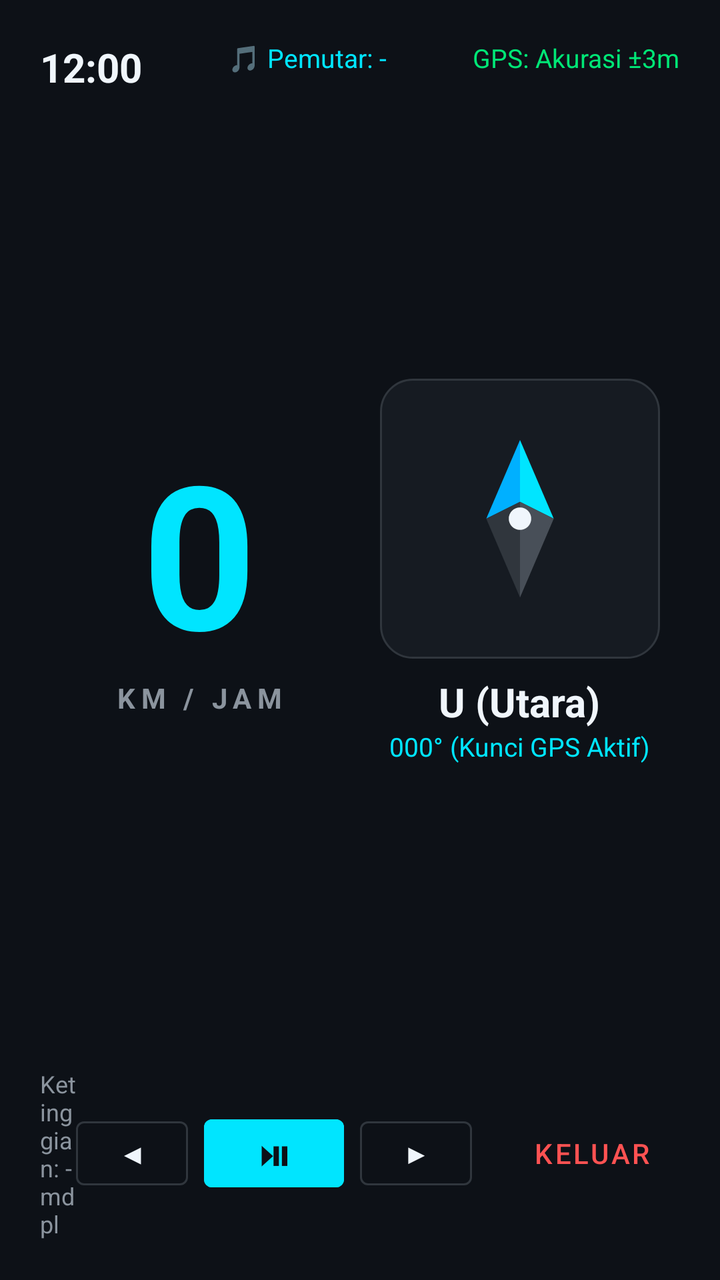
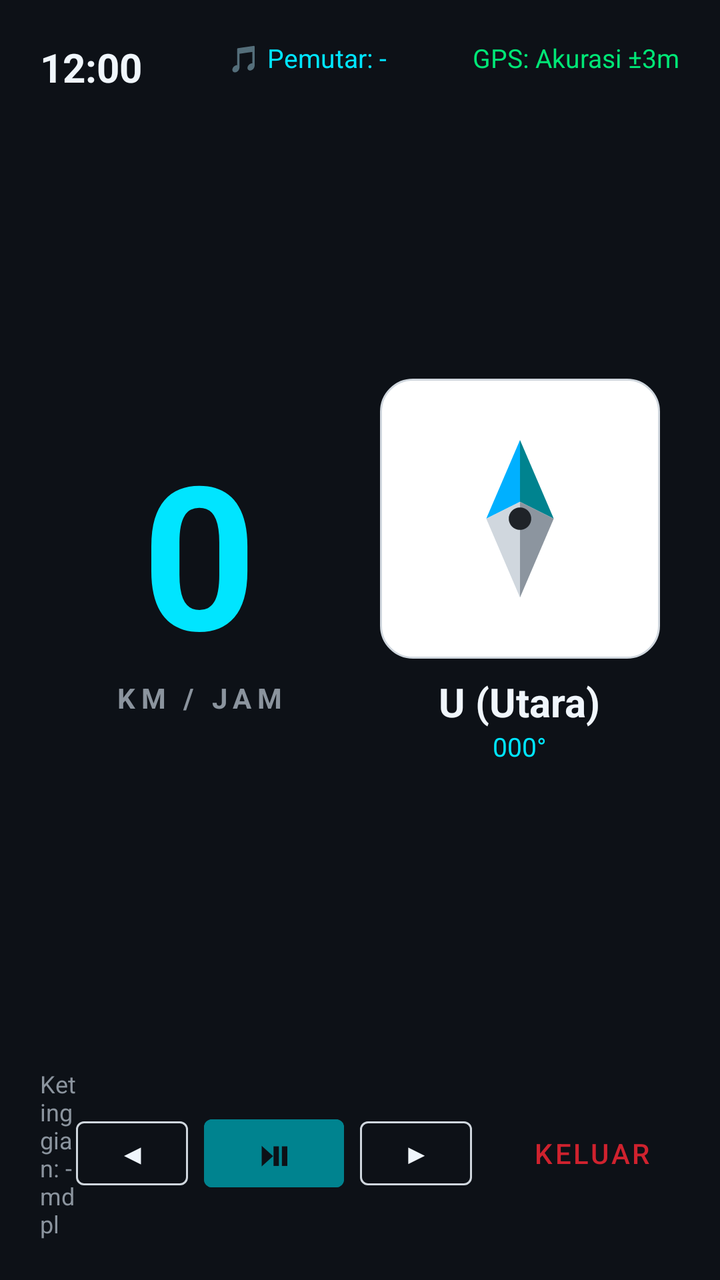

Before-and-after screenshots of an Android layout around one commit, followed by the original layout XML and the change that was made.
<!-- AndroidManifest.xml: application theme Theme.MotoCompanion -->
<!-- res/layout/activity_hud.xml -->
<?xml version="1.0" encoding="utf-8"?>
<androidx.constraintlayout.widget.ConstraintLayout xmlns:android="http://schemas.android.com/apk/res/android"
    xmlns:app="http://schemas.android.com/apk/res-auto"
    android:layout_width="match_parent"
    android:layout_height="match_parent"
    android:background="@color/bg_dark"
    android:keepScreenOn="true"
    android:padding="20dp">

    
    <TextView
        android:id="@+id/tvHudClock"
        android:layout_width="wrap_content"
        android:layout_height="wrap_content"
        android:text="12:00"
        android:textColor="@color/text_primary"
        android:textSize="20sp"
        android:textStyle="bold"
        app:layout_constraintStart_toStartOf="parent"
        app:layout_constraintTop_toTopOf="parent" />

    <TextView
        android:id="@+id/tvActivePlayerHud"
        android:layout_width="wrap_content"
        android:layout_height="wrap_content"
        android:text="🎵 Pemutar: -"
        android:textColor="@color/accent_cyan"
        android:textSize="13sp"
        app:layout_constraintEnd_toStartOf="@+id/tvGpsAccuracy"
        app:layout_constraintStart_toEndOf="@+id/tvHudClock"
        app:layout_constraintTop_toTopOf="parent" />

    <TextView
        android:id="@+id/tvGpsAccuracy"
        android:layout_width="wrap_content"
        android:layout_height="wrap_content"
        android:text="GPS: Akurasi ±3m"
        android:textColor="@color/accent_green"
        android:textSize="13sp"
        app:layout_constraintEnd_toEndOf="parent"
        app:layout_constraintTop_toTopOf="parent" />

    
    <LinearLayout
        android:id="@+id/layoutSpeedometer"
        android:layout_width="0dp"
        android:layout_height="wrap_content"
        android:gravity="center"
        android:orientation="vertical"
        app:layout_constraintBottom_toTopOf="@+id/layoutBottomBar"
        app:layout_constraintEnd_toStartOf="@+id/layoutCompass"
        app:layout_constraintStart_toStartOf="parent"
        app:layout_constraintTop_toBottomOf="@+id/tvHudClock">

        <TextView
            android:id="@+id/tvSpeedValue"
            android:layout_width="wrap_content"
            android:layout_height="wrap_content"
            android:includeFontPadding="false"
            android:text="0"
            android:textColor="@color/accent_cyan"
            android:textSize="100sp"
            android:textStyle="bold" />

        <TextView
            android:layout_width="wrap_content"
            android:layout_height="wrap_content"
            android:letterSpacing="0.2"
            android:text="KM / JAM"
            android:textColor="@color/text_secondary"
            android:textSize="14sp"
            android:textStyle="bold" />
    </LinearLayout>

    
    <LinearLayout
        android:id="@+id/layoutCompass"
        android:layout_width="0dp"
        android:layout_height="wrap_content"
        android:gravity="center"
        android:orientation="vertical"
        app:layout_constraintBottom_toTopOf="@+id/layoutBottomBar"
        app:layout_constraintEnd_toEndOf="parent"
        app:layout_constraintStart_toEndOf="@+id/layoutSpeedometer"
        app:layout_constraintTop_toBottomOf="@+id/tvGpsAccuracy">

        
        <FrameLayout
            android:layout_width="140dp"
            android:layout_height="140dp"
            android:background="@drawable/bg_rounded_card">

            <ImageView
                android:id="@+id/ivCompassNeedle"
                android:layout_width="90dp"
                android:layout_height="90dp"
                android:layout_gravity="center"
                android:contentDescription="Arah Kompas"
                android:src="@drawable/ic_compass_needle" />
        </FrameLayout>

        
        <TextView
            android:id="@+id/tvCardinalDirection"
            android:layout_width="wrap_content"
            android:layout_height="wrap_content"
            android:layout_marginTop="8dp"
            android:text="U (Utara)"
            android:textColor="@color/text_primary"
            android:textSize="20sp"
            android:textStyle="bold" />

        <TextView
            android:id="@+id/tvBearingDegrees"
            android:layout_width="wrap_content"
            android:layout_height="wrap_content"
            android:text="000° (Kunci GPS Aktif)"
            android:textColor="@color/accent_cyan"
            android:textSize="13sp" />
    </LinearLayout>

    
    <LinearLayout
        android:id="@+id/layoutBottomBar"
        android:layout_width="match_parent"
        android:layout_height="wrap_content"
        android:gravity="center_vertical"
        android:orientation="horizontal"
        app:layout_constraintBottom_toBottomOf="parent"
        app:layout_constraintEnd_toEndOf="parent"
        app:layout_constraintStart_toStartOf="parent">

        <TextView
            android:id="@+id/tvAltitude"
            android:layout_width="0dp"
            android:layout_height="wrap_content"
            android:layout_weight="1"
            android:text="Ketinggian: - mdpl"
            android:textColor="@color/text_secondary"
            android:textSize="12sp" />

        
        <LinearLayout
            android:layout_width="wrap_content"
            android:layout_height="wrap_content"
            android:gravity="center"
            android:orientation="horizontal">

            <Button
                android:id="@+id/btnHudPrev"
                style="@style/Widget.MaterialComponents.Button.OutlinedButton"
                android:layout_width="56dp"
                android:layout_height="44dp"
                android:layout_marginEnd="8dp"
                android:text="◀"
                android:textColor="@color/text_primary"
                app:strokeColor="@color/border_color" />

            <Button
                android:id="@+id/btnHudPlayPause"
                android:layout_width="70dp"
                android:layout_height="46dp"
                android:backgroundTint="@color/accent_cyan"
                android:text="⏯"
                android:textColor="@color/bg_dark"
                android:textSize="16sp"
                android:textStyle="bold" />

            <Button
                android:id="@+id/btnHudNext"
                style="@style/Widget.MaterialComponents.Button.OutlinedButton"
                android:layout_width="56dp"
                android:layout_height="44dp"
                android:layout_marginStart="8dp"
                android:text="▶"
                android:textColor="@color/text_primary"
                app:strokeColor="@color/border_color" />
        </LinearLayout>

        <Button
            android:id="@+id/btnCloseHud"
            style="@style/Widget.MaterialComponents.Button.TextButton"
            android:layout_width="wrap_content"
            android:layout_height="wrap_content"
            android:layout_marginStart="16dp"
            android:text="Keluar"
            android:textColor="@color/accent_red" />
    </LinearLayout>

</androidx.constraintlayout.widget.ConstraintLayout>
<!-- resources referenced by this layout -->
<resources>
  <color name="accent_cyan">#00E5FF</color>
  <color name="accent_green">#00E676</color>
  <color name="accent_red">#FF5252</color>
  <color name="bg_dark">#0D1117</color>
  <color name="border_color">#30363D</color>
  <color name="text_primary">#F0F6FC</color>
  <color name="text_secondary">#8B949E</color>
  <!-- drawable bg_rounded_card (drawable) -->
  <?xml version="1.0" encoding="utf-8"?>
  <shape xmlns:android="http://schemas.android.com/apk/res/android">
      <solid android:color="@color/bg_card" />
      <corners android:radius="16dp" />
      <stroke android:width="1dp" android:color="@color/border_color" />
  </shape>
  <!-- drawable ic_compass_needle (drawable) -->
  <?xml version="1.0" encoding="utf-8"?>
  <vector xmlns:android="http://schemas.android.com/apk/res/android"
      android:width="64dp"
      android:height="64dp"
      android:viewportWidth="64"
      android:viewportHeight="64">
      
      <path
          android:fillColor="@color/accent_cyan"
          android:pathData="M32,4 L44,32 L32,26 Z" />
      
      <path
          android:fillColor="#00B0FF"
          android:pathData="M32,4 L20,32 L32,26 Z" />
      
      <path
          android:fillColor="@color/text_muted"
          android:pathData="M32,60 L44,32 L32,26 Z" />
      <path
          android:fillColor="@color/border_color"
          android:pathData="M32,60 L20,32 L32,26 Z" />
      
      <path
          android:fillColor="@color/text_primary"
          android:pathData="M32,32m-4,0a4,4 0,1 1,8 0a4,4 0,1 1,-8 0" />
  </vector>
  <style name="Theme.MotoCompanion" parent="Theme.MaterialComponents.DayNight.NoActionBar">
          <item name="colorPrimary">@color/accent_cyan</item>
          <item name="colorPrimaryVariant">@color/accent_cyan</item>
          <item name="colorOnPrimary">@color/bg_dark</item>
          <item name="colorSecondary">@color/accent_green</item>
          <item name="colorSecondaryVariant">@color/accent_amber</item>
          <item name="colorOnSecondary">@color/bg_dark</item>
          <item name="android:statusBarColor">@color/bg_dark</item>
          <item name="android:navigationBarColor">@color/bg_dark</item>
          <item name="android:windowBackground">@color/bg_dark</item>
      </style>
  <color name="bg_card">#161B22</color>
  <color name="text_muted">#484F58</color>
  <color name="accent_amber">#FFB300</color>
</resources>

<!-- the commit's change to res/layout/activity_hud.xml (unified diff, before → after) -->
@@ -3,7 +3,7 @@
     xmlns:app="http://schemas.android.com/apk/res-auto"
     android:layout_width="match_parent"
     android:layout_height="match_parent"
-    android:background="@color/bg_dark"
+    android:background="@color/hud_bg"
     android:keepScreenOn="true"
     android:padding="20dp">
 
@@ -13,7 +13,7 @@
         android:layout_width="wrap_content"
         android:layout_height="wrap_content"
         android:text="12:00"
-        android:textColor="@color/text_primary"
+        android:textColor="@color/hud_text_primary"
         android:textSize="20sp"
         android:textStyle="bold"
         app:layout_constraintStart_toStartOf="parent"
@@ -24,7 +24,7 @@
         android:layout_width="wrap_content"
         android:layout_height="wrap_content"
         android:text="🎵 Pemutar: -"
-        android:textColor="@color/accent_cyan"
+        android:textColor="@color/hud_accent_cyan"
         android:textSize="13sp"
         app:layout_constraintEnd_toStartOf="@+id/tvGpsAccuracy"
         app:layout_constraintStart_toEndOf="@+id/tvHudClock"
@@ -35,7 +35,7 @@
         android:layout_width="wrap_content"
         android:layout_height="wrap_content"
         android:text="GPS: Akurasi ±3m"
-        android:textColor="@color/accent_green"
+        android:textColor="@color/hud_accent_green"
         android:textSize="13sp"
         app:layout_constraintEnd_toEndOf="parent"
         app:layout_constraintTop_toTopOf="parent" />
@@ -58,7 +58,7 @@
             android:layout_height="wrap_content"
             android:includeFontPadding="false"
             android:text="0"
-            android:textColor="@color/accent_cyan"
+            android:textColor="@color/hud_accent_cyan"
             android:textSize="100sp"
             android:textStyle="bold" />
 
@@ -66,8 +66,8 @@
             android:layout_width="wrap_content"
             android:layout_height="wrap_content"
             android:letterSpacing="0.2"
-            android:text="KM / JAM"
-            android:textColor="@color/text_secondary"
+            android:text="@string/hud_speed_unit"
+            android:textColor="@color/hud_text_secondary"
             android:textSize="14sp"
             android:textStyle="bold" />
     </LinearLayout>
@@ -95,7 +95,7 @@
                 android:layout_width="90dp"
                 android:layout_height="90dp"
                 android:layout_gravity="center"
-                android:contentDescription="Arah Kompas"
+                android:contentDescription="Compass Needle"
                 android:src="@drawable/ic_compass_needle" />
         </FrameLayout>
 
@@ -106,7 +106,7 @@
             android:layout_height="wrap_content"
             android:layout_marginTop="8dp"
             android:text="U (Utara)"
-            android:textColor="@color/text_primary"
+            android:textColor="@color/hud_text_primary"
             android:textSize="20sp"
             android:textStyle="bold" />
 
@@ -114,8 +114,8 @@
             android:id="@+id/tvBearingDegrees"
             android:layout_width="wrap_content"
             android:layout_height="wrap_content"
-            android:text="000° (Kunci GPS Aktif)"
-            android:textColor="@color/accent_cyan"
+            android:text="000°"
+            android:textColor="@color/hud_accent_cyan"
             android:textSize="13sp" />
     </LinearLayout>
 
@@ -136,7 +136,7 @@
             android:layout_height="wrap_content"
             android:layout_weight="1"
             android:text="Ketinggian: - mdpl"
-            android:textColor="@color/text_secondary"
+            android:textColor="@color/hud_text_secondary"
             android:textSize="12sp" />
 
         
@@ -153,7 +153,7 @@
                 android:layout_height="44dp"
                 android:layout_marginEnd="8dp"
                 android:text="◀"
-                android:textColor="@color/text_primary"
+                android:textColor="@color/hud_text_primary"
                 app:strokeColor="@color/border_color" />
 
             <Button
@@ -162,7 +162,7 @@
                 android:layout_height="46dp"
                 android:backgroundTint="@color/accent_cyan"
                 android:text="⏯"
-                android:textColor="@color/bg_dark"
+                android:textColor="#0D1117"
                 android:textSize="16sp"
                 android:textStyle="bold" />
 
@@ -173,7 +173,7 @@
                 android:layout_height="44dp"
                 android:layout_marginStart="8dp"
                 android:text="▶"
-                android:textColor="@color/text_primary"
+                android:textColor="@color/hud_text_primary"
                 app:strokeColor="@color/border_color" />
         </LinearLayout>
 
@@ -183,7 +183,7 @@
             android:layout_width="wrap_content"
             android:layout_height="wrap_content"
             android:layout_marginStart="16dp"
-            android:text="Keluar"
+            android:text="@string/hud_exit"
             android:textColor="@color/accent_red" />
     </LinearLayout>
 
<!-- resource entries referenced after the edit -->
@@ -1,12 +1,17 @@
 <!-- resources referenced by this layout -->
 <resources>
-  <color name="accent_cyan">#00E5FF</color>
-  <color name="accent_green">#00E676</color>
-  <color name="accent_red">#FF5252</color>
-  <color name="bg_dark">#0D1117</color>
-  <color name="border_color">#30363D</color>
-  <color name="text_primary">#F0F6FC</color>
-  <color name="text_secondary">#8B949E</color>
+  <color name="accent_cyan">#00838F</color>
+  <color name="accent_green">#1A7F37</color>
+  <color name="accent_red">#CF222E</color>
+  <color name="bg_dark">#F4F6F9</color>
+  <color name="border_color">#D0D7DE</color>
+  <color name="hud_accent_cyan">#00E5FF</color>
+  <color name="hud_accent_green">#00E676</color>
+  <color name="hud_bg">#0D1117</color>
+  <color name="hud_text_primary">#F0F6FC</color>
+  <color name="hud_text_secondary">#8B949E</color>
+  <color name="text_primary">#1F2328</color>
+  <color name="btn_text_on_cyan">#FFFFFF</color>
   <!-- drawable bg_rounded_card (drawable) -->
   <?xml version="1.0" encoding="utf-8"?>
   <shape xmlns:android="http://schemas.android.com/apk/res/android">
@@ -41,19 +46,23 @@
           android:fillColor="@color/text_primary"
           android:pathData="M32,32m-4,0a4,4 0,1 1,8 0a4,4 0,1 1,-8 0" />
   </vector>
+  <string name="hud_exit">Keluar</string>
+  <string name="hud_speed_unit">KM / JAM</string>
   <style name="Theme.MotoCompanion" parent="Theme.MaterialComponents.DayNight.NoActionBar">
           <item name="colorPrimary">@color/accent_cyan</item>
           <item name="colorPrimaryVariant">@color/accent_cyan</item>
-          <item name="colorOnPrimary">@color/bg_dark</item>
+          <item name="colorOnPrimary">@color/btn_text_on_cyan</item>
           <item name="colorSecondary">@color/accent_green</item>
           <item name="colorSecondaryVariant">@color/accent_amber</item>
           <item name="colorOnSecondary">@color/bg_dark</item>
           <item name="android:statusBarColor">@color/bg_dark</item>
           <item name="android:navigationBarColor">@color/bg_dark</item>
           <item name="android:windowBackground">@color/bg_dark</item>
+          <item name="android:windowLightStatusBar">?attr/isLightTheme</item>
+          <item name="android:windowLightNavigationBar" tools:targetApi="o_mr1">?attr/isLightTheme</item>
       </style>
-  <color name="bg_card">#161B22</color>
-  <color name="text_muted">#484F58</color>
-  <color name="accent_amber">#FFB300</color>
+  <color name="bg_card">#FFFFFF</color>
+  <color name="text_muted">#8C959F</color>
+  <color name="accent_amber">#B76E00</color>
 </resources>
 
